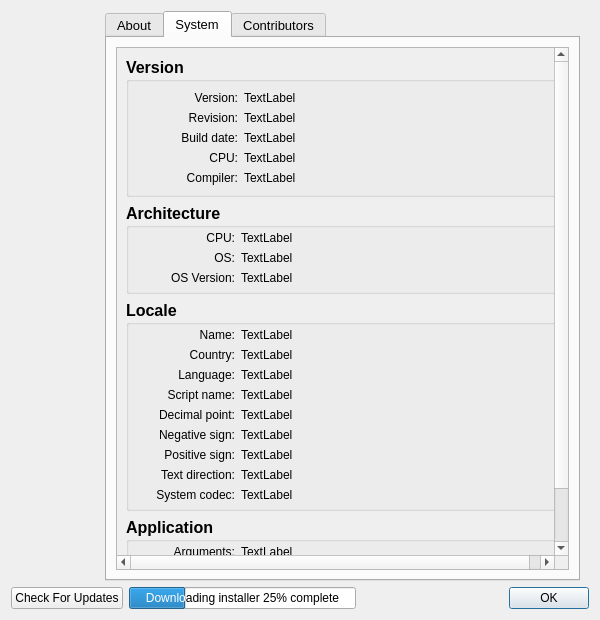
This is src/app/seamly2d/dialogs/about2d_dialog.ui in FashionFreedom/Seamly2D as Qt 5 draws it before an edit. The edited form follows.
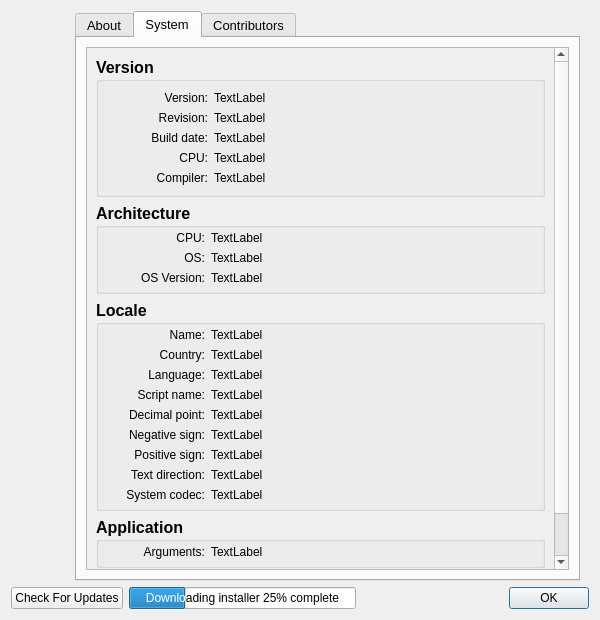
This is the edited form. The open tabs and pages were chosen to show the change. Icons and pictures are not drawn.

Commit message: resize logo

Diff of the .ui file:
```diff
--- a/src/app/seamly2d/dialogs/about2d_dialog.ui
+++ b/src/app/seamly2d/dialogs/about2d_dialog.ui
@@ -66,7 +66,7 @@
       <widget class="QLabel" name="label">
        <property name="minimumSize">
         <size>
-         <width>90</width>
+         <width>60</width>
          <height>0</height>
         </size>
        </property>
@@ -559,7 +559,7 @@
                <rect>
                 <x>0</x>
                 <y>0</y>
-                <width>446</width>
+                <width>453</width>
                 <height>599</height>
                </rect>
               </property>
```
Left out of the diff: 4 changed lines with no effect on the pictures.
